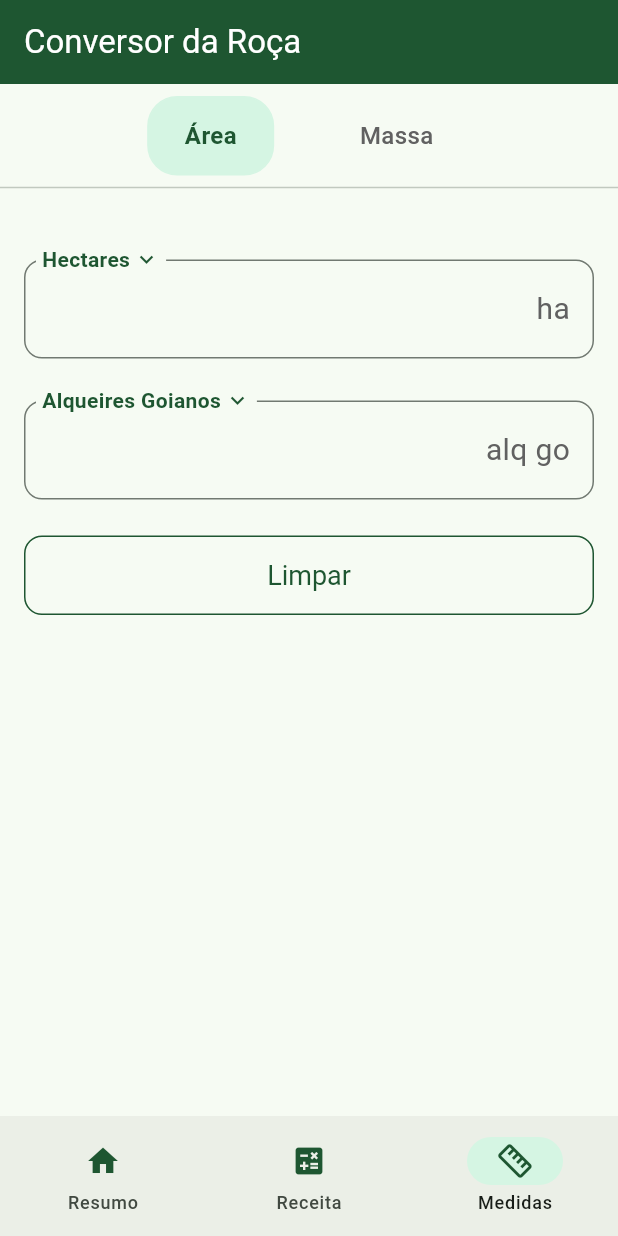
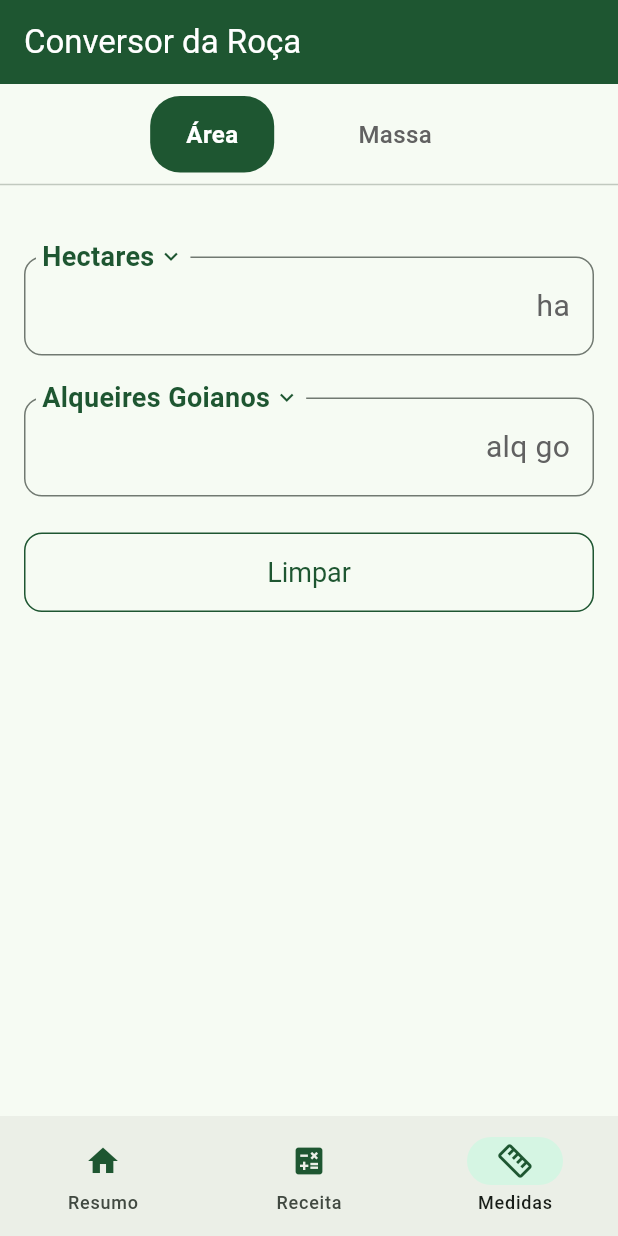
Before and after one commit to IFGoiano-SI/Caderno-de-Campo-do-Vale-Conversor, a Flutter app: the screen it shows after launch, item 3 of the bottom bar chosen, on a phone screen of 412 x 824 dp. Run offline on Flutter 3.47's test engine with Material 3 defaults, Android fonts, the phone set to English and light mode, and no system bars.

Commit message:
Ajustes finais
Agora vai

Co-Authored-By: Matheus Vieira <111439445+THeusvsilv@users.noreply.github.com>
Co-Authored-By: GioLyss <186348012+GioLyss@users.noreply.github.com>

```diff
--- a/lib/conversor.dart
+++ b/lib/conversor.dart
@@ -99,7 +99,7 @@ class _TelaConversorState extends State<TelaConversor> {
   }
 
   // ---------------------------------------------------------------------------
-  // Lógica de conversão reativa (equivalente ao oninput do HTML)
+  // Lógica de conversão reativa (recalcula a cada tecla digitada).
   // ---------------------------------------------------------------------------
 
   /// Formata um [double] no padrão pt-BR para os campos:
@@ -224,7 +224,7 @@ class _TelaConversorState extends State<TelaConversor> {
   }
 
   // Constrói o agrupamento visual principal de conversão (Label interativo + Campo Numérico).
-  // [onChanged] dispara a cada tecla digitada, equivalente ao oninput do HTML.
+  // [onChanged] dispara a cada tecla digitada e recalcula o outro campo.
   Widget _buildVisor({
     required TextEditingController controller,
     required String selectedUnit,
@@ -359,7 +359,7 @@ class _TelaConversorState extends State<TelaConversor> {
                           selectedUnit,
                           style: const TextStyle(
                             color: Color(0xFF1E5631),
-                            fontSize: 14,
+                            fontSize: 18,
                             fontWeight: FontWeight.bold,
                           ),
                         ),
@@ -501,6 +501,7 @@ class _TelaConversorState extends State<TelaConversor> {
                     }
                   },
                   child: Container(
+                    constraints: const BoxConstraints(minHeight: 48.0),
                     margin: const EdgeInsets.symmetric(horizontal: 16.0),
                     padding: const EdgeInsets.symmetric(
                       horizontal: 24.0,
@@ -508,25 +509,19 @@ class _TelaConversorState extends State<TelaConversor> {
                     ),
                     decoration: BoxDecoration(
                       color: isSelected
-                          ? const Color(0xFFD5F5E3)
+                          ? const Color(0xFF1E5631)
                           : Colors.transparent,
                       borderRadius: BorderRadius.circular(20.0),
-                      border: isSelected
-                          ? Border.all(
-                              color: const Color(0xFFD5F5E3),
-                              width: 1.0,
-                            )
-                          : Border.all(color: Colors.transparent, width: 1.0),
                     ),
                     child: Text(
                       _abas[index],
                       style: TextStyle(
                         fontSize: 16.0,
                         fontWeight: isSelected
-                            ? FontWeight.w600
+                            ? FontWeight.w700
                             : FontWeight.w500,
                         color: isSelected
-                            ? const Color(0xFF1E5631)
+                            ? Colors.white
                             : Colors.grey.shade700,
                       ),
                     ),
--- a/lib/main.dart
+++ b/lib/main.dart
@@ -74,13 +74,13 @@ class TelaResumo extends StatelessWidget {
                 crossAxisAlignment: CrossAxisAlignment.start,
                 children: const[
                   Text(
-                    'Fazenda Talismã',
+                    'Fazenda Pito Aceso',
                     style: TextStyle(fontSize: 22, fontWeight: FontWeight.bold),
                   ),
                   // SizedBox: um espaço vazio de tamanho fixo. Aqui, respiro vertical.
                   SizedBox(height: 4),
                   Text(
-                    'Goiania — GO',
+                    'Uruana — GO',
                     style: TextStyle(fontSize: 16, color: Colors.black54),
                   ),
                 ],
--- a/pubspec.yaml
+++ b/pubspec.yaml
@@ -1,5 +1,5 @@
 name: caderno_de_campo_do_vale_conversor
-description: "A new Flutter project."
+description: "Conversor de Unidades da Roça, funcionalidade do Caderno de Campo do Vale."
 # The following line prevents the package from being accidentally published to
 # pub.dev using `flutter pub publish`. This is preferred for private packages.
 publish_to: 'none' # Remove this line if you wish to publish to pub.dev
```
Also changed, not shown: 2 other files.
